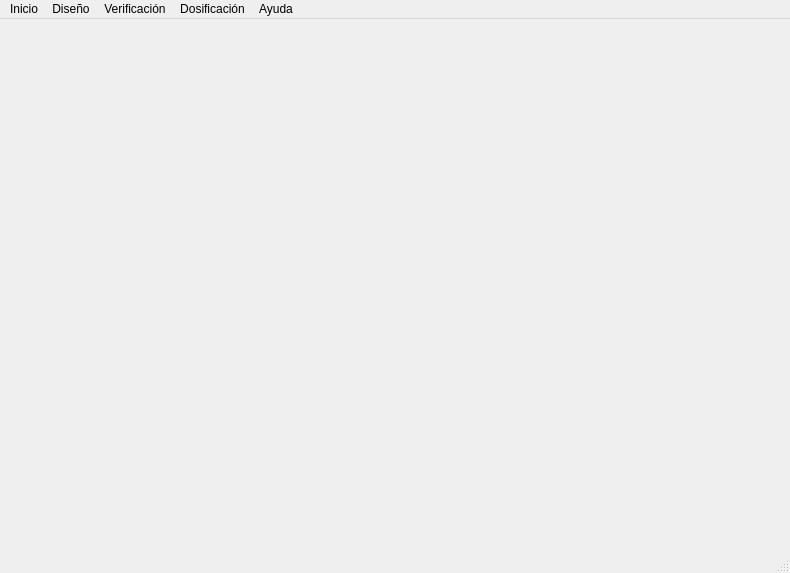
First picture: the form in gui/ui/main_window.ui, repository AMK-ULTRA/Concretus, before the edit.
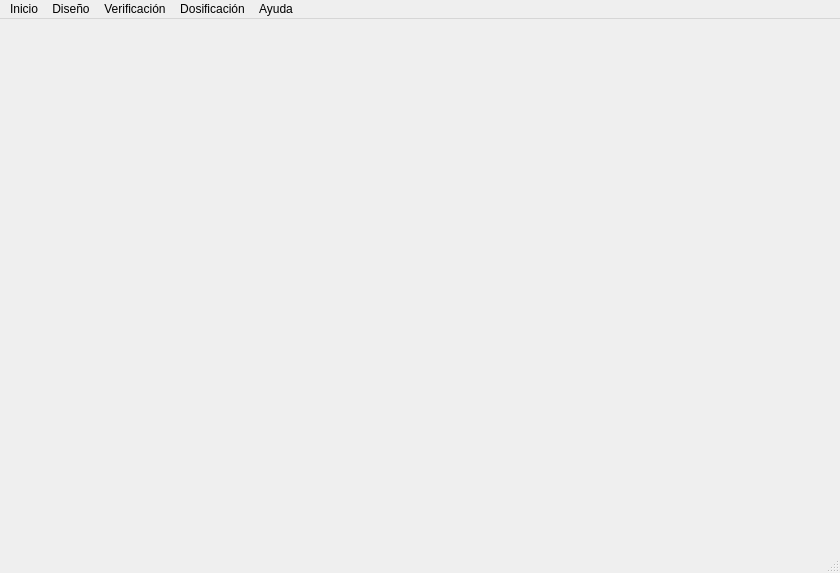
Second picture: the form after the edit.

What changed in the file:
```diff
--- a/gui/ui/main_window.ui
+++ b/gui/ui/main_window.ui
@@ -6,7 +6,7 @@
    <rect>
     <x>0</x>
     <y>0</y>
-    <width>790</width>
+    <width>840</width>
     <height>573</height>
    </rect>
   </property>
```
